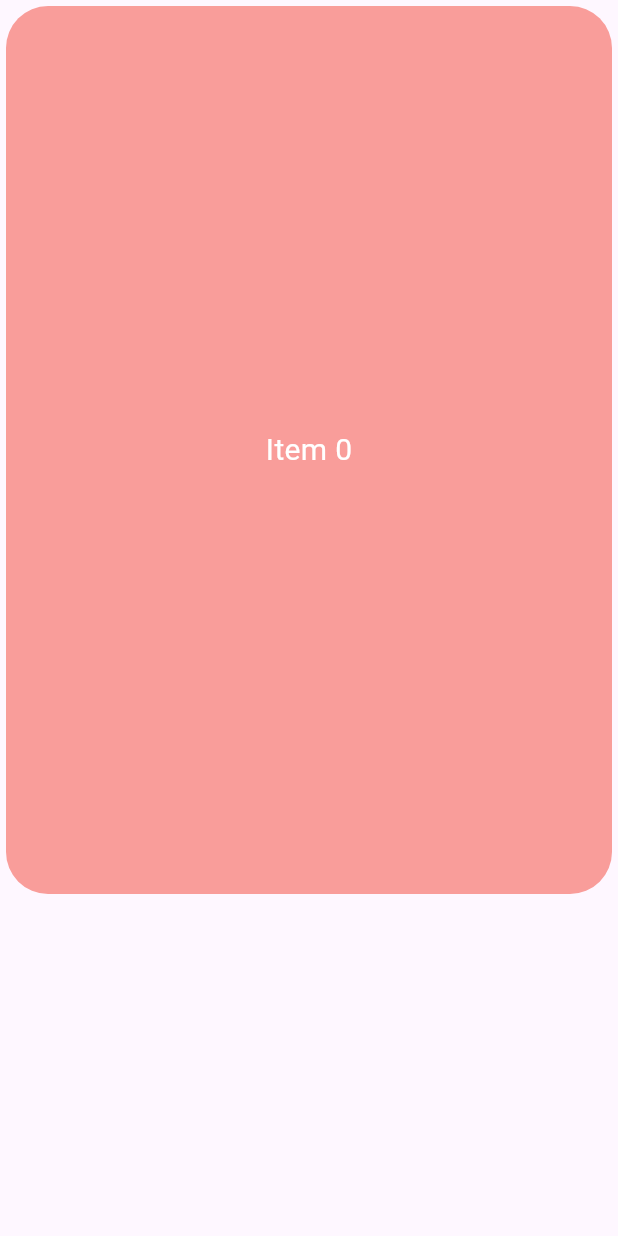
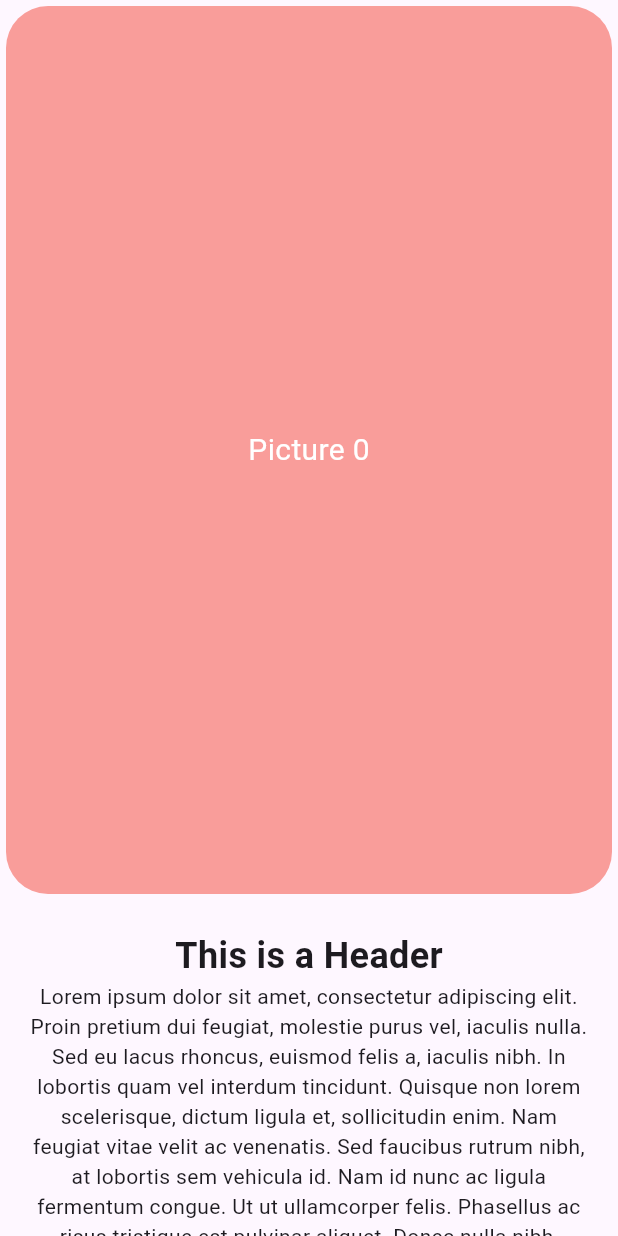
Before and after one commit to Jeff-Stapleton/brookie_babies, a Flutter app: the screen it shows after launch, on a phone screen of 412 x 824 dp. Run offline on Flutter 3.47's test engine with Material 3 defaults, Android fonts, the phone set to English and light mode, and no system bars.

Commit message:
added packages section

```diff
--- a/lib/carousel.dart
+++ b/lib/carousel.dart
@@ -18,7 +18,7 @@ class _CarouselExampleState extends State<CarouselExample> {
           itemExtent: 1200,
           shrinkExtent: 200,
           children: List<Widget>.generate(20, (int index) {
-            return UncontainedLayoutCard(index: index, label: 'Item $index');
+            return UncontainedLayoutCard(index: index, label: 'Picture $index');
           }),
         ),
       ),
--- a/lib/home_page.dart
+++ b/lib/home_page.dart
@@ -1,6 +1,9 @@
 import 'dart:developer';
 
+import 'package:brookie_babies/bulleted_text.dart';
 import 'package:brookie_babies/carousel.dart';
+import 'package:brookie_babies/packages.dart';
+import 'package:brookie_babies/text_section.dart';
 import 'package:flutter/material.dart';
 
 class HomePage extends StatelessWidget {
@@ -8,12 +11,14 @@ class HomePage extends StatelessWidget {
 
   @override
   Widget build(BuildContext context) {
-    return Scaffold(
-      body: Expanded(
+    return const Scaffold(
+      body: SingleChildScrollView(
         child: Column(
           mainAxisAlignment: MainAxisAlignment.start,
           children: <Widget>[
-            CarouselExample()
+            CarouselExample(),
+            TextSection(),
+            Packages()
           ],
         ),
       )
--- /dev/null
+++ b/lib/text_section.dart
@@ -0,0 +1,27 @@
+import 'dart:developer';
+
+import 'package:brookie_babies/carousel.dart';
+import 'package:flutter/material.dart';
+
+class TextSection extends StatelessWidget {
+  const TextSection({super.key});
+
+  @override
+  Widget build(BuildContext context) {
+    return const Padding(
+      padding: EdgeInsets.all(20),
+      child: Column(
+        mainAxisAlignment: MainAxisAlignment.center,
+        children: <Widget>[
+          Text(
+            style: TextStyle(fontSize: 24, fontWeight: FontWeight.bold),
+            "This is a Header"
+            ),
+          Text(
+            textAlign: TextAlign.center,
+            "Lorem ipsum dolor sit amet, consectetur adipiscing elit. Proin pretium dui feugiat, molestie purus vel, iaculis nulla. Sed eu lacus rhoncus, euismod felis a, iaculis nibh. In lobortis quam vel interdum tincidunt. Quisque non lorem scelerisque, dictum ligula et, sollicitudin enim. Nam feugiat vitae velit ac venenatis. Sed faucibus rutrum nibh, at lobortis sem vehicula id. Nam id nunc ac ligula fermentum congue. Ut ut ullamcorper felis. Phasellus ac risus tristique est pulvinar aliquet. Donec nulla nibh, maximus ultricies augue sed, egestas imperdiet nulla. Mauris a mollis nisi, id porttitor enim."),
+        ],
+      ),
+    );
+  }
+}
```
Also changed, not shown: lib/bulleted_text.dart (added, +30 -0 lines), lib/packages.dart (added, +58 -0 lines), lib/header_text.dart (added).
